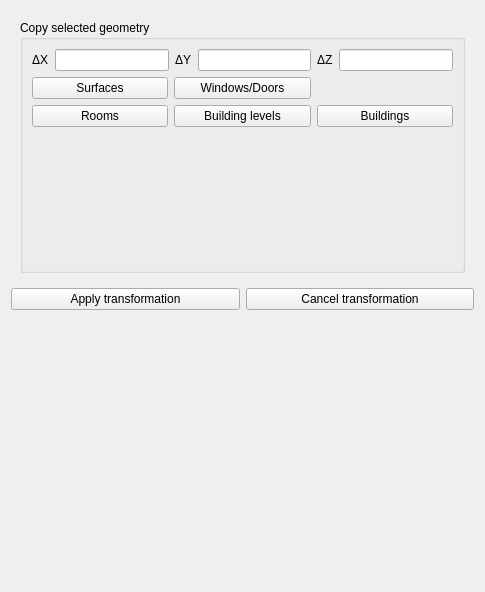
The window that SIM-VICUS/src/SVPropEditGeometry.ui (ghorwin/SIM-VICUS) describes before a commit, drawn with Qt 5.
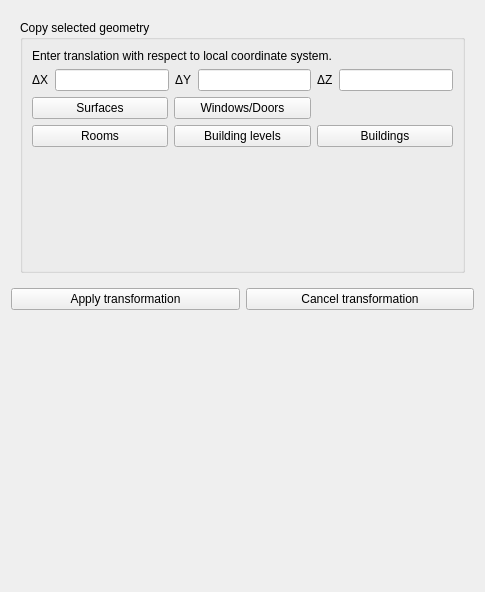
The same window after the commit. Custom widgets are drawn as their Qt base class.

Commit message: Local translation vector is used for copy operation.

```diff
--- a/SIM-VICUS/src/SVPropEditGeometry.ui
+++ b/SIM-VICUS/src/SVPropEditGeometry.ui
@@ -568,21 +568,55 @@
           <string>Copy selected geometry</string>
          </property>
          <layout class="QGridLayout" name="gridLayout">
-          <item row="2" column="1">
+          <item row="3" column="1">
            <widget class="QPushButton" name="pushButtonCopyBuildingLevel">
             <property name="text">
              <string>Building levels</string>
             </property>
            </widget>
           </item>
-          <item row="1" column="0">
+          <item row="4" column="1">
+           <spacer name="verticalSpacer">
+            <property name="orientation">
+             <enum>Qt::Vertical</enum>
+            </property>
+            <property name="sizeHint" stdset="0">
+             <size>
+              <width>20</width>
+              <height>40</height>
+             </size>
+            </property>
+           </spacer>
+          </item>
+          <item row="2" column="0">
            <widget class="QPushButton" name="pushButtonCopySurface">
             <property name="text">
              <string>Surfaces</string>
             </property>
            </widget>
           </item>
-          <item row="0" column="0" colspan="3">
+          <item row="2" column="1">
+           <widget class="QPushButton" name="pushButtonCopySubsurface">
+            <property name="text">
+             <string>Windows/Doors</string>
+            </property>
+           </widget>
+          </item>
+          <item row="3" column="2">
+           <widget class="QPushButton" name="pushButtonCopyBuilding">
+            <property name="text">
+             <string>Buildings</string>
+            </property>
+           </widget>
+          </item>
+          <item row="3" column="0">
+           <widget class="QPushButton" name="pushButtonCopyRoom">
+            <property name="text">
+             <string>Rooms</string>
+            </property>
+           </widget>
+          </item>
+          <item row="1" column="0" colspan="3">
            <layout class="QHBoxLayout" name="horizontalLayout_4">
             <item>
              <widget class="QLabel" name="labelScaleX_2">
@@ -676,37 +710,10 @@
             </item>
            </layout>
           </item>
-          <item row="2" column="2">
-           <widget class="QPushButton" name="pushButtonCopyBuilding">
+          <item row="0" column="0" colspan="3">
+           <widget class="QLabel" name="label">
             <property name="text">
-             <string>Buildings</string>
-            </property>
-           </widget>
-          </item>
-          <item row="2" column="0">
-           <widget class="QPushButton" name="pushButtonCopyRoom">
-            <property name="text">
-             <string>Rooms</string>
-            </property>
-           </widget>
-          </item>
-          <item row="3" column="1">
-           <spacer name="verticalSpacer">
-            <property name="orientation">
-             <enum>Qt::Vertical</enum>
-            </property>
-            <property name="sizeHint" stdset="0">
-             <size>
-              <width>20</width>
-              <height>40</height>
-             </size>
-            </property>
-           </spacer>
-          </item>
-          <item row="1" column="1">
-           <widget class="QPushButton" name="pushButtonCopySubsurface">
-            <property name="text">
-             <string>Windows/Doors</string>
+             <string>Enter translation with respect to local coordinate system.</string>
             </property>
            </widget>
           </item>
```
The commit also changes 2 other files.
